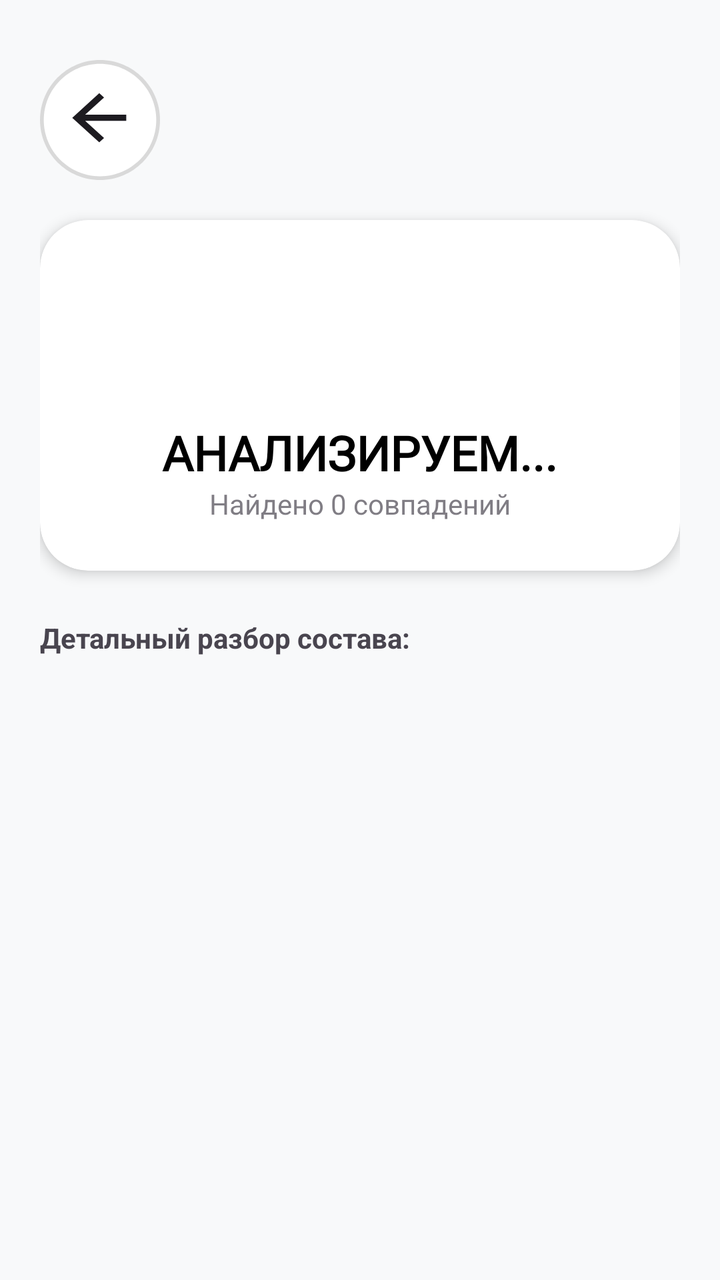
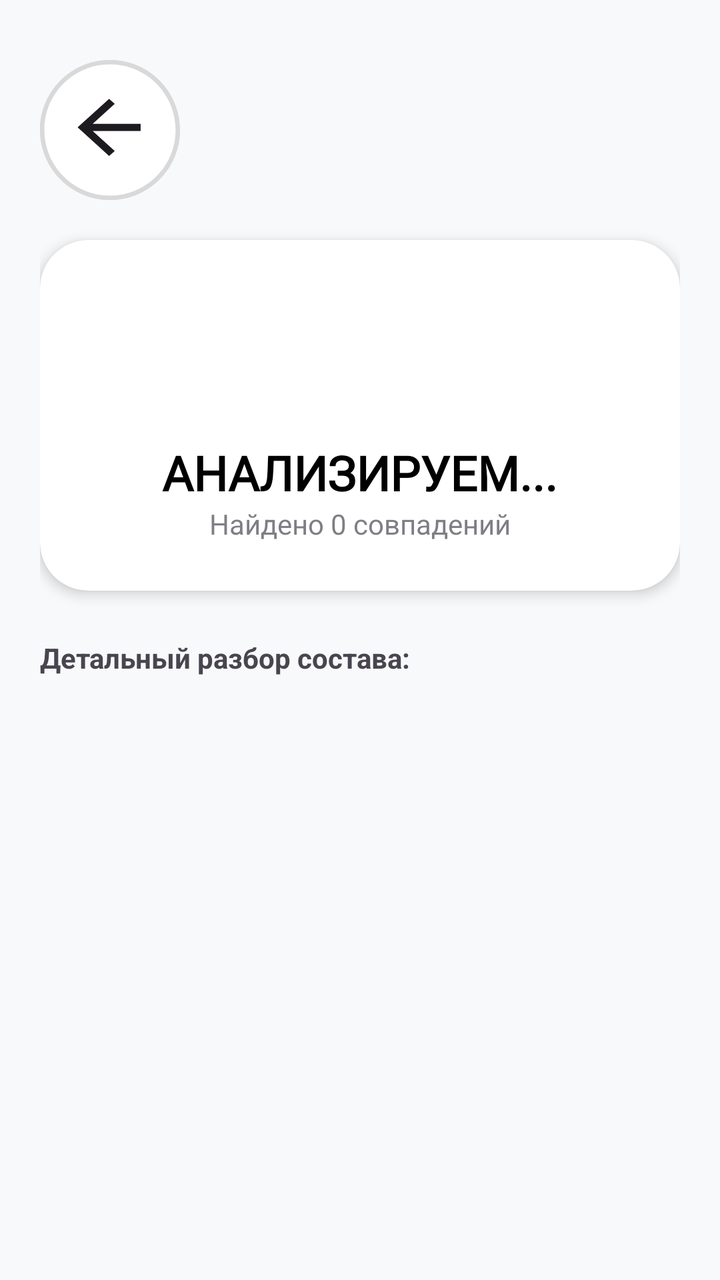

Compare the two renders of this Android layout. The source of the first and the diff that turns it into the second are given below.
<!-- AndroidManifest.xml: application theme Theme.CheckApp -->
<!-- res/layout/activity_result.xml -->
<?xml version="1.0" encoding="utf-8"?>
<LinearLayout xmlns:android="http://schemas.android.com/apk/res/android"
    xmlns:app="http://schemas.android.com/apk/res-auto"
    android:layout_width="match_parent"
    android:layout_height="match_parent"
    android:background="#F8F9FA"
    android:orientation="vertical"
    android:padding="20dp">

    
    <ImageButton
        android:id="@+id/backButton"
        android:layout_width="60dp"
        android:layout_height="60dp"
        android:layout_marginTop="10dp"
        android:background="@drawable/ic_back_btn"
        android:contentDescription="Back" />

    
    <androidx.cardview.widget.CardView
        android:id="@+id/verdictCard"
        android:layout_width="match_parent"
        android:layout_height="wrap_content"
        android:layout_marginTop="20dp"
        app:cardCornerRadius="24dp"
        app:cardElevation="4dp">

        <LinearLayout
            android:layout_width="match_parent"
            android:layout_height="wrap_content"
            android:gravity="center"
            android:orientation="vertical"
            android:padding="24dp">

            <ImageView
                android:id="@+id/verdictIcon"
                android:layout_width="64dp"
                android:layout_height="64dp"/> 

            <TextView
                android:id="@+id/verdictTitle"
                android:layout_width="wrap_content"
                android:layout_height="wrap_content"
                android:layout_marginTop="12dp"
                android:fontFamily="@font/geologica_auto_medium"
                android:text="АНАЛИЗИРУЕМ..."
                android:textColor="#000000"
                android:textSize="24sp"
                android:textStyle="bold" />

            <TextView
                android:id="@+id/verdictSubtitle"
                android:layout_width="wrap_content"
                android:layout_height="wrap_content"
                android:alpha="0.7"
                android:text="Найдено 0 совпадений"
                android:textSize="14sp" />
        </LinearLayout>
    </androidx.cardview.widget.CardView>

    <TextView
        android:layout_width="wrap_content"
        android:layout_height="wrap_content"
        android:layout_marginTop="24dp"
        android:layout_marginBottom="12dp"
        android:text="Детальный разбор состава:"
        android:textStyle="bold" />

    
    <androidx.recyclerview.widget.RecyclerView
        android:id="@+id/resultRecyclerView"
        android:layout_width="match_parent"
        android:layout_height="match_parent"
        android:clipToPadding="false"
        android:paddingBottom="20dp" />

</LinearLayout>
<!-- resources referenced by this layout -->
<resources>
  <!-- drawable ic_back_btn (drawable) -->
  <vector xmlns:android="http://schemas.android.com/apk/res/android"
      android:width="160dp"
      android:height="160dp"
      android:viewportWidth="160"
      android:viewportHeight="160">
    <path
        android:pathData="M160,80C160,124.18 124.18,160 80,160C35.82,160 0,124.18 0,80C0,35.82 35.82,0 80,0C124.18,0 160,35.82 160,80Z"
        android:fillColor="#D9D9D9"/>
    <path
        android:pathData="M155,80C155,121.42 121.42,155 80,155C38.58,155 5,121.42 5,80C5,38.58 38.58,5 80,5C121.42,5 155,38.58 155,80Z"
        android:fillColor="#ffffff"/>
    <path
        android:pathData="M60.21,81.08H115V72.92H60.21L85.41,50.05L79,44.33L43,77L79,109.67L85.41,103.95L60.21,81.08Z"
        android:fillColor="#1D1B20"/>
  </vector>
  <style name="Theme.CheckApp" parent="Base.Theme.CheckApp" />
  <style name="Base.Theme.CheckApp" parent="Theme.Material3.DayNight.NoActionBar">
          
          
      </style>
</resources>

<!-- the commit's change to res/layout/activity_result.xml (unified diff, before → after) -->
@@ -10,10 +10,12 @@
     
     <ImageButton
         android:id="@+id/backButton"
-        android:layout_width="60dp"
-        android:layout_height="60dp"
+        android:layout_width="70dp"
+        android:layout_height="70dp"
         android:layout_marginTop="10dp"
-        android:background="@drawable/ic_back_btn"
+        android:src="@drawable/ic_back_btn"
+        android:background="@drawable/btn_more_bg_selector"
+        android:scaleType="centerInside"
         android:contentDescription="Back" />
 
     
<!-- resource entries referenced after the edit -->
@@ -1,20 +1,38 @@
 <!-- resources referenced by this layout -->
 <resources>
+  <!-- drawable btn_more_bg_selector (drawable) -->
+  <?xml version="1.0" encoding="utf-8"?>
+  <selector xmlns:android="http://schemas.android.com/apk/res/android">
+      
+      <item android:state_pressed="true">
+          <shape android:shape="oval">
+              <solid android:color="#A9A9A9" /> 
+          </shape>
+      </item>
+      
+      <item>
+          <shape android:shape="oval">
+              <solid android:color="#FFFFFF" />
+              <stroke android:width="1dp" android:color="#E0E0E0" />
+          </shape>
+      </item>
+  </selector>
   <!-- drawable ic_back_btn (drawable) -->
   <vector xmlns:android="http://schemas.android.com/apk/res/android"
       android:width="160dp"
       android:height="160dp"
       android:viewportWidth="160"
       android:viewportHeight="160">
-    <path
-        android:pathData="M160,80C160,124.18 124.18,160 80,160C35.82,160 0,124.18 0,80C0,35.82 35.82,0 80,0C124.18,0 160,35.82 160,80Z"
-        android:fillColor="#D9D9D9"/>
-    <path
-        android:pathData="M155,80C155,121.42 121.42,155 80,155C38.58,155 5,121.42 5,80C5,38.58 38.58,5 80,5C121.42,5 155,38.58 155,80Z"
-        android:fillColor="#ffffff"/>
-    <path
-        android:pathData="M60.21,81.08H115V72.92H60.21L85.41,50.05L79,44.33L43,77L79,109.67L85.41,103.95L60.21,81.08Z"
-        android:fillColor="#1D1B20"/>
+    <group>
+      <clip-path
+          android:pathData="M0,0h160v160h-160z"/>
+      <path
+          android:pathData="M80,0C124.18,0 160,35.82 160,80C160,124.18 124.18,160 80,160C35.82,160 0,124.18 0,80C0,35.82 35.82,0 80,0ZM80,5C38.58,5 5,38.58 5,80C5,121.42 38.58,155 80,155C121.42,155 155,121.42 155,80C155,38.58 121.42,5 80,5Z"
+          android:fillColor="#D9D9D9"/>
+      <path
+          android:pathData="M60.21,81.08H115V72.92H60.21L85.41,50.05L79,44.33L43,77L79,109.67L85.41,103.95L60.21,81.08Z"
+          android:fillColor="#1D1B20"/>
+    </group>
   </vector>
   <style name="Theme.CheckApp" parent="Base.Theme.CheckApp" />
   <style name="Base.Theme.CheckApp" parent="Theme.Material3.DayNight.NoActionBar">
